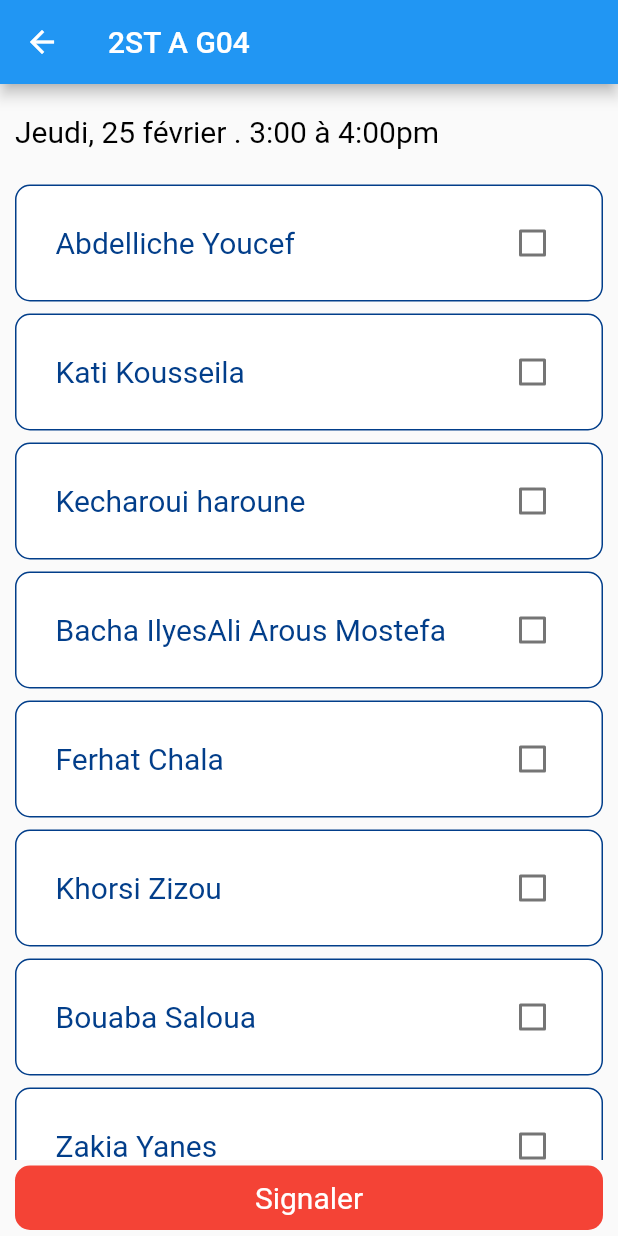
After one commit to Youcef-Abdelliche/esi_gestion_absences, a Flutter app: the screen it shows once a user with an empty profile is signed in, after a tap on "2ST A G04", on a phone screen of 412 x 824 dp. The commit adds this screen. Run offline on Flutter 3.47's test engine with Material 2 defaults, Android fonts, the phone set to English and light mode, and no system bars; our stand-ins replace firebase_auth, firebase_core, flutter_svg, google_sign_in; accounts and stored records are empty.

Commit message:
add students list page

```diff
--- a/lib/ui/Home/home_page.dart
+++ b/lib/ui/Home/home_page.dart
@@ -1,4 +1,5 @@
 import 'package:esi_gabsence/services/firebase_service.dart';
+import 'package:esi_gabsence/ui/students_list/students_list_page.dart';
 import 'package:firebase_auth/firebase_auth.dart';
 import 'package:firebase_core/firebase_core.dart';
 import 'package:flutter/material.dart';
@@ -48,7 +49,19 @@ class _HomePageState extends State<HomePage> {
               child: ListView.builder(
                   itemCount: 4,
                   itemBuilder: (context, index) {
-                    return ItemMeeting();
+                    return GestureDetector(
+                        onTap: () {
+                          Navigator.push(
+                            context,
+                            MaterialPageRoute(
+                                builder: (context) => StudentsListPage(
+                                      title: "2ST A G04",
+                                      dateTime:
+                                          "Jeudi, 25 février . 3:00 à 4:00pm",
+                                    )),
+                          );
+                        },
+                        child: ItemMeeting());
                   })),
         ],
       ),
--- /dev/null
+++ b/lib/ui/students_list/students_list_page.dart
@@ -0,0 +1,108 @@
+import 'package:flutter/material.dart';
+
+class StudentsListPage extends StatelessWidget {
+  final String title;
+  final String dateTime;
+  const StudentsListPage(
+      {Key key, @required this.dateTime, @required this.title})
+      : super(key: key);
+
+  @override
+  Widget build(BuildContext context) {
+    return Scaffold(
+      appBar: AppBar(
+        title: Text(title),
+      ),
+      body: Column(
+        crossAxisAlignment: CrossAxisAlignment.start,
+        children: [
+          Container(
+            margin: EdgeInsets.symmetric(horizontal: 10, vertical: 20),
+            child: Text(
+              dateTime,
+              style: TextStyle(fontSize: 20, color: Colors.black),
+            ),
+          ),
+          Expanded(
+              flex: 2,
+              child: ListView.builder(
+                  itemCount: list.length,
+                  itemBuilder: (context, index) {
+                    return StudentItem(
+                      name: list[index],
+                    );
+                  })),
+          Container(
+            width: MediaQuery.of(context).size.width,
+            margin: EdgeInsets.symmetric(horizontal: 10, vertical: 4),
+            padding: EdgeInsets.symmetric(horizontal: 10, vertical: 10),
+            decoration: BoxDecoration(
+                borderRadius: BorderRadius.circular(10), color: Colors.red),
+            child: Text(
+              "Signaler",
+              textAlign: TextAlign.center,
+              style: TextStyle(
+                fontSize: 20,
+                color: Colors.white,
+              ),
+            ),
+          )
+        ],
+      ),
+    );
+  }
+}
+
+class StudentItem extends StatelessWidget {
+  final String name;
+  final int index;
+  const StudentItem({
+    this.name,
+    this.index,
+    Key key,
+  }) : super(key: key);
+
+  @override
+  Widget build(BuildContext context) {
+    return Container(
+        width: MediaQuery.of(context).size.width,
+        margin: EdgeInsets.symmetric(horizontal: 10, vertical: 4),
+        padding: EdgeInsets.symmetric(horizontal: 10, vertical: 10),
+        decoration: BoxDecoration(
+            border: Border.all(color: Color(0xFF023e8a)),
+            borderRadius: BorderRadius.circular(10),
+            color: Colors.white),
+        child: CheckboxListTile(
+          value: false,
+          title: Text(
+            name,
+            style: TextStyle(fontSize: 20, color: Color(0xFF023e8a)),
+          ),
+          onChanged: (value) {},
+        ));
+  }
+}
+
+List<String> list = [
+  "Abdelliche Youcef",
+  "Kati Kousseila",
+  "Kecharoui haroune",
+  "Bacha Ilyes"
+      "Ali Arous Mostefa",
+  "Ferhat Chala",
+  "Khorsi Zizou",
+  "Bouaba Saloua",
+  "Zakia Yanes",
+];
+
+List<bool> list2 = [
+  false,
+  false,
+  false,
+  false,
+  false,
+  false,
+  false,
+  false,
+  false,
+];
```
